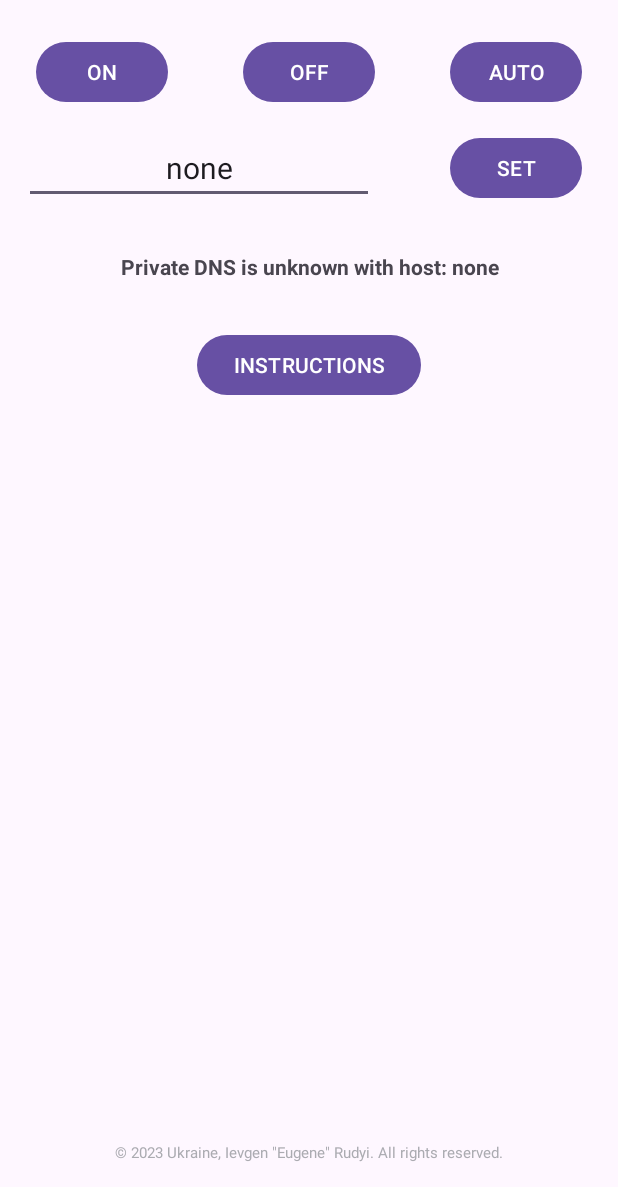
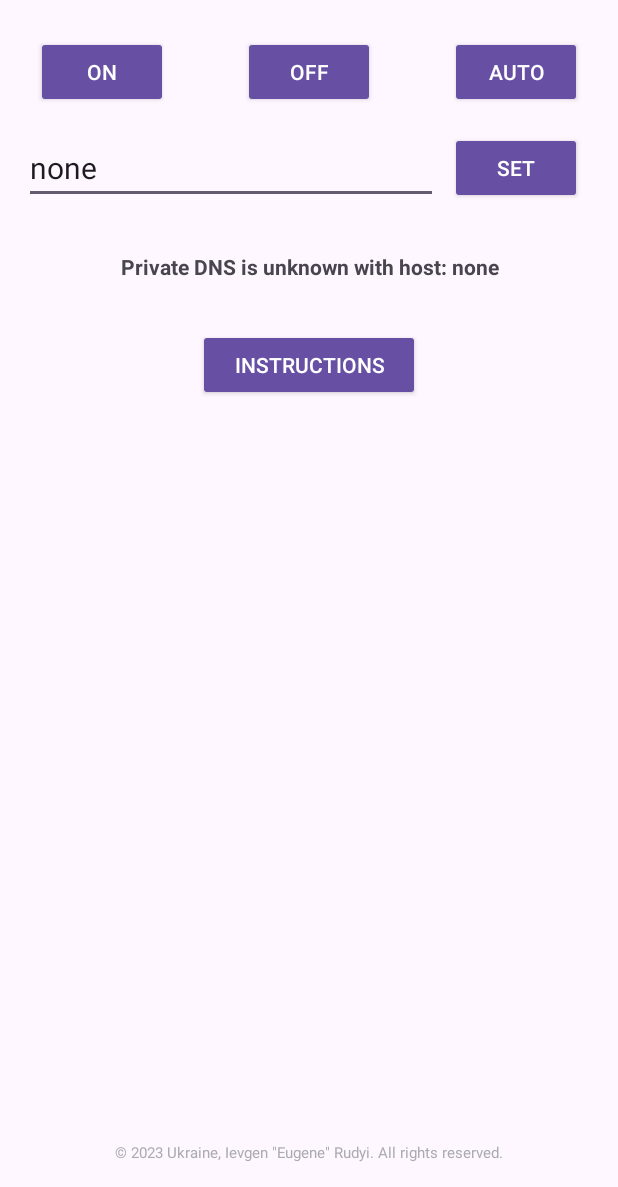
Before and after one commit to rudoyeugene/pdnss, an Android app: the screen it shows after launch (ActivityMain), on a phone screen of 412 x 824 dp, the part 49-1236 px from its top. Run offline under Robolectric (Android 15) with nearby library versions, the light colour scheme and no system bars.

Commit message:
- a bit better layout

```diff
--- a/app/src/main/res/layout/activity_main.xml
+++ b/app/src/main/res/layout/activity_main.xml
@@ -54,6 +54,7 @@
 
     <Button
         android:id="@+id/on"
+        style="@style/Widget.AppCompat.Button.Colored"
         android:layout_width="wrap_content"
         android:layout_height="wrap_content"
         android:layout_marginStart="24dp"
@@ -64,6 +65,7 @@
 
     <Button
         android:id="@+id/off"
+        style="@style/Widget.AppCompat.Button.Colored"
         android:layout_width="wrap_content"
         android:layout_height="wrap_content"
         android:layout_marginTop="24dp"
@@ -74,6 +76,7 @@
 
     <Button
         android:id="@+id/auto"
+        style="@style/Widget.AppCompat.Button.Colored"
         android:layout_width="wrap_content"
         android:layout_height="wrap_content"
         android:layout_marginTop="24dp"
@@ -84,20 +87,24 @@
 
     <EditText
         android:id="@+id/dsnHost"
-        android:layout_width="wrap_content"
+        android:layout_width="0dp"
         android:layout_height="wrap_content"
         android:layout_marginStart="16dp"
         android:layout_marginTop="16dp"
+        android:layout_marginEnd="8dp"
         android:ems="10"
+        android:importantForAutofill="auto"
         android:inputType="text"
-        android:text="private.dns.host.url"
-        android:textAlignment="center"
+        android:text="@string/dummy_pdns_url"
+        android:textAlignment="textStart"
         android:textSize="20sp"
+        app:layout_constraintEnd_toStartOf="@+id/set"
         app:layout_constraintStart_toStartOf="parent"
         app:layout_constraintTop_toBottomOf="@+id/off" />
 
     <Button
         android:id="@+id/set"
+        style="@style/Widget.AppCompat.Button.Colored"
         android:layout_width="wrap_content"
         android:layout_height="wrap_content"
         android:layout_marginTop="16dp"
@@ -108,6 +115,7 @@
 
     <Button
         android:id="@+id/instructions"
+        style="@style/Widget.AppCompat.Button.Colored"
         android:layout_width="wrap_content"
         android:layout_height="wrap_content"
         android:layout_marginTop="32dp"
--- a/app/src/main/res/values/strings.xml
+++ b/app/src/main/res/values/strings.xml
@@ -25,4 +25,6 @@
     <string name="shortcut_short_auto">PDNS AUTO</string>
     <string name="shortcut_long_auto">Private DNS AUTO</string>
 
+    <string name="dummy_pdns_url">one.one.one.one</string>
+
 </resources>
```
